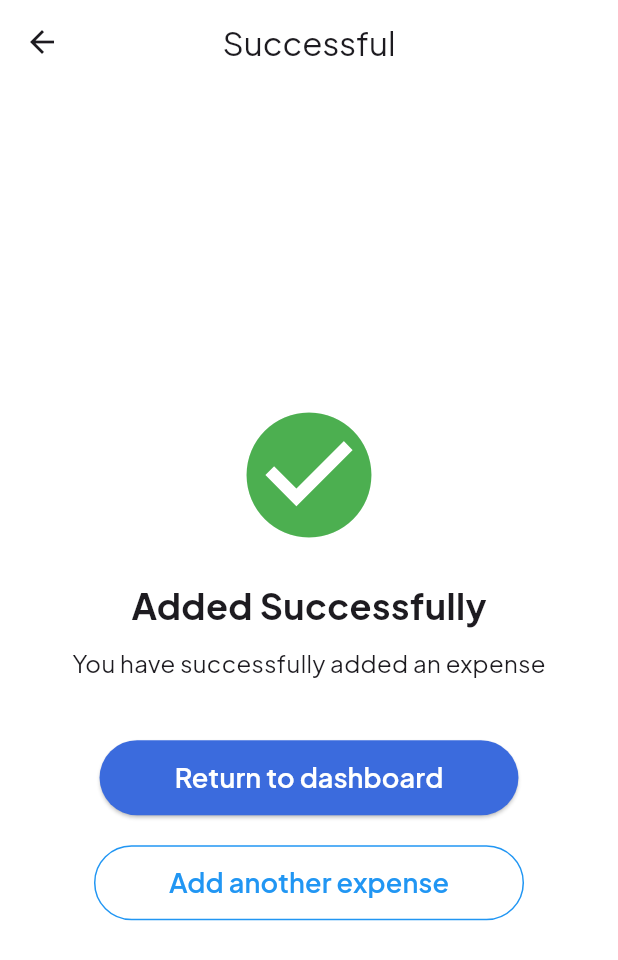
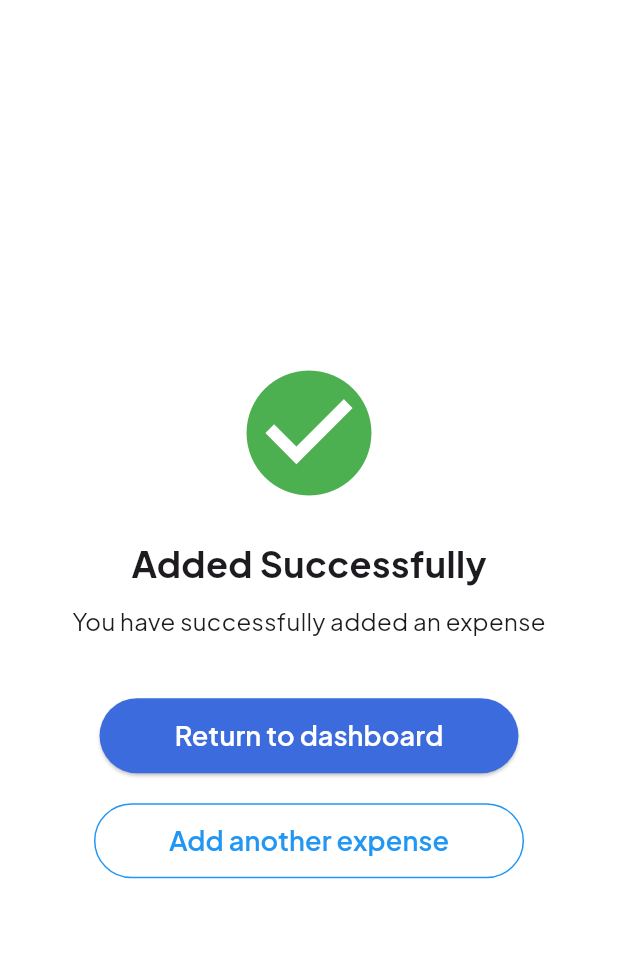
Before and after one commit to Efhemo/expar, a Flutter app: the SuccessfulPage screen opened by its route, on a phone screen of 412 x 824 dp. Shown: the top 960 px of the screen. Run offline on Flutter 3.47's test engine with Material 3 defaults, Android fonts, the phone set to English and light mode, and no system bars; our stand-ins replace animated_custom_dropdown, flutter_svg, go_router, google_fonts, iconsax.

Commit message:
small change

```diff
--- a/lib/screens/successful_page.dart
+++ b/lib/screens/successful_page.dart
@@ -9,7 +9,6 @@ class SuccessfulPage extends StatelessWidget {
   @override
   Widget build(BuildContext context) {
     return Scaffold(
-      appBar: AppBar(title: const Text('Successful')),
       body: Center(
         child: Column(
           mainAxisAlignment: MainAxisAlignment.center,
```
